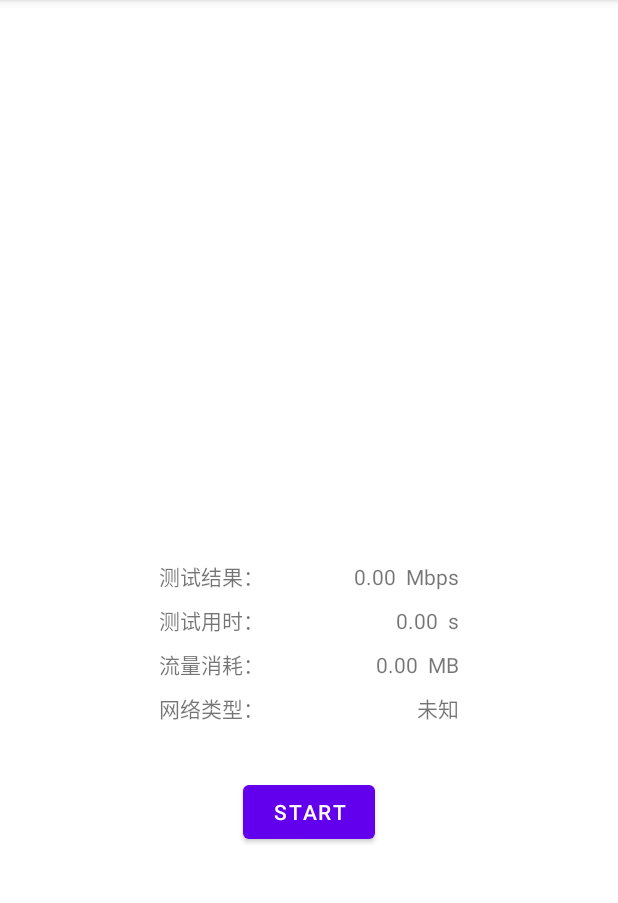
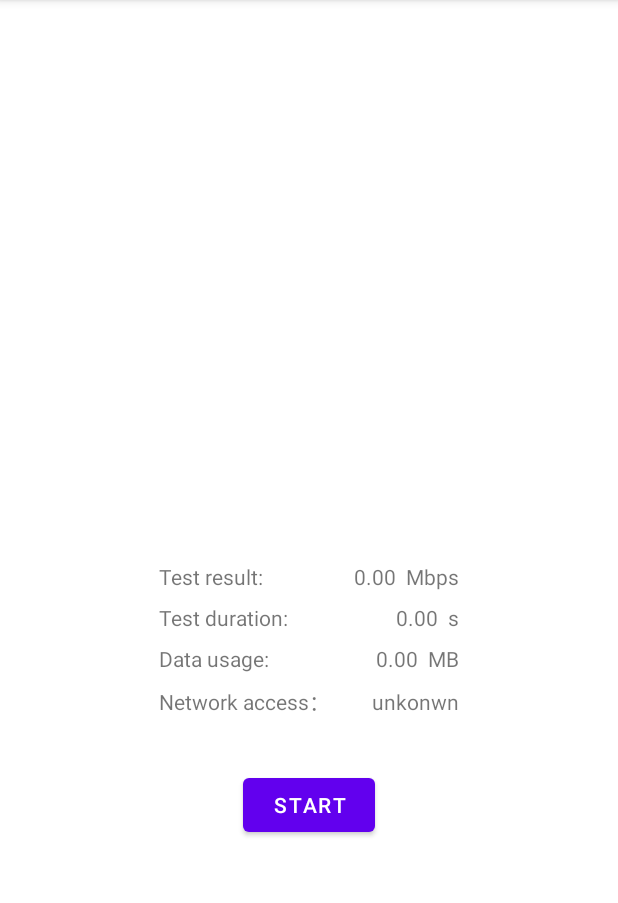
Before and after one commit to meteora0816/SwiftTest, an Android app: the screen it shows after launch (MainActivity), on a phone screen of 412 x 824 dp, the part 84-987 px from its top. Run offline under Robolectric (Android 15) with nearby library versions, the phone set to English and light mode, and no system bars; libraries missing offline, so code that uses them is left out: com.orhanobut.logger; 1 statement that could not run was skipped.

```diff
--- a/client-side/app/src/main/res/layout/activity_main.xml
+++ b/client-side/app/src/main/res/layout/activity_main.xml
@@ -18,7 +18,7 @@
         <TextView
             android:layout_width="wrap_content"
             android:layout_height="wrap_content"
-            android:text="测试结果：" />
+            android:text="Test result: " />
         <TextView
             android:layout_width="0dp"
             android:layout_height="wrap_content"
@@ -42,7 +42,7 @@
         <TextView
             android:layout_width="wrap_content"
             android:layout_height="wrap_content"
-            android:text="测试用时：" />
+            android:text="Test duration: " />
         <TextView
             android:layout_width="0dp"
             android:layout_height="wrap_content"
@@ -67,7 +67,7 @@
         <TextView
             android:layout_width="wrap_content"
             android:layout_height="wrap_content"
-            android:text="流量消耗：" />
+            android:text="Data usage: " />
         <TextView
             android:layout_width="0dp"
             android:layout_height="wrap_content"
@@ -92,7 +92,7 @@
         <TextView
             android:layout_width="wrap_content"
             android:layout_height="wrap_content"
-            android:text="网络类型：" />
+            android:text="Network access：" />
         <TextView
             android:layout_width="0dp"
             android:layout_height="wrap_content"
@@ -101,7 +101,7 @@
             android:id="@+id/network"
             android:layout_width="wrap_content"
             android:layout_height="wrap_content"
-            android:text="未知" />
+            android:text="unkonwn" />
     </LinearLayout>
 
     <Button
```
Also changed, not shown: client-side/app/build.gradle (+5 -5 lines), client-side/app/src/main/java/com/example/bts_app/BandwidthTest.java (+14 -0 lines), 2 other files.
